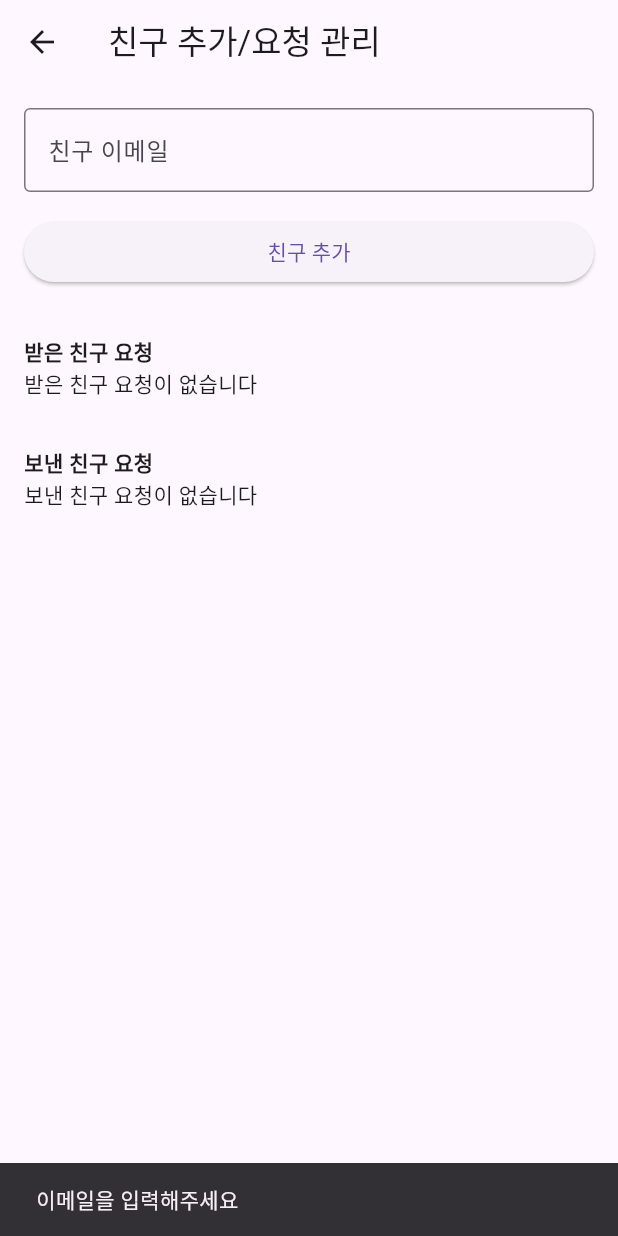
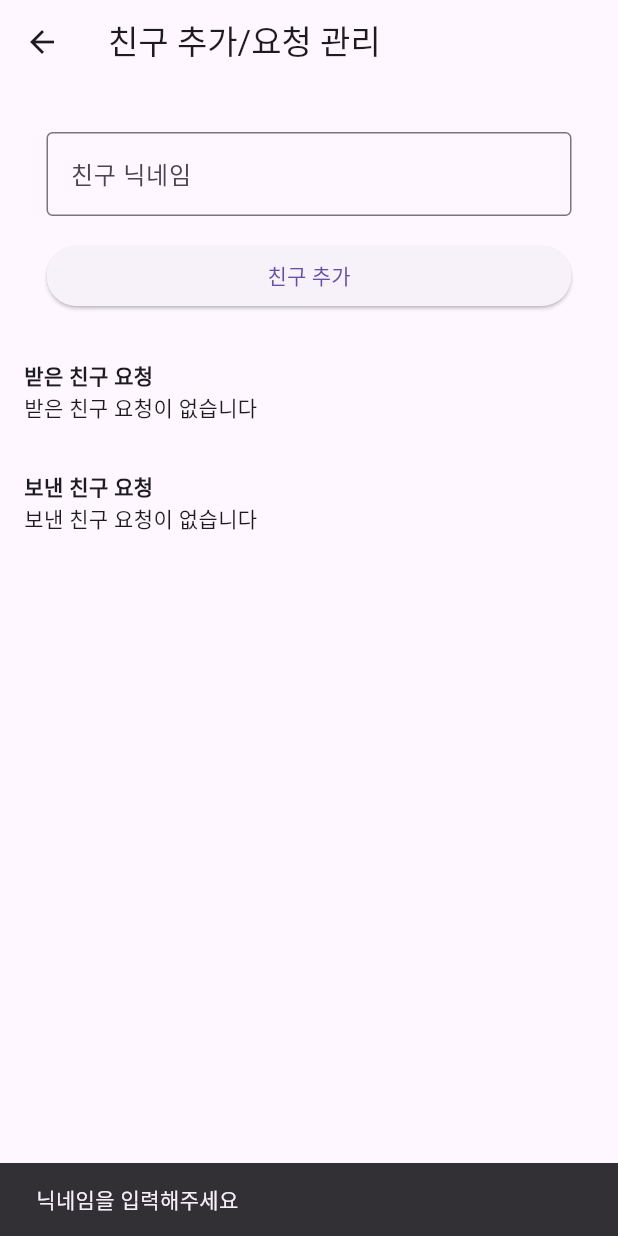
Before and after one commit to scnelMG/Busan-PublicData-Startup-2025, a Flutter app: the FriendAddScreen screen opened by its route, after a tap on "친구 추가", on a phone screen of 412 x 824 dp. Run offline on Flutter 3.47's test engine with Material 3 defaults, Android fonts, the phone set to English and light mode, and no system bars; our stand-ins replace cloud_firestore, firebase_auth, firebase_core, google_sign_in, googleapis_auth, table_calendar; missing offline and left inert: googleapis; accounts and stored records are empty.

Commit message:
친구 추가 기능 및 친구 목록 구현

```diff
--- a/lib/screens/friend_add_screen.dart
+++ b/lib/screens/friend_add_screen.dart
@@ -72,10 +72,20 @@ class _FriendAddScreenState extends State<FriendAddScreen> {
   }
 
   Future<void> _addFriend() async {
-    final email = _emailController.text.trim();
-    if (email.isEmpty) {
+    final nickname = _emailController.text.trim();
+    if (nickname.isEmpty) {
       ScaffoldMessenger.of(context).showSnackBar(
-        const SnackBar(content: Text('이메일을 입력해주세요')),
+        const SnackBar(content: Text('닉네임을 입력해주세요')),
+      );
+      return;
+    }
+
+    // 본인 닉네임으로 친구 추가 방지
+    final myDoc = await FirebaseFirestore.instance.collection('users').doc(widget.currentUser.uid).get();
+    final myNickname = myDoc.data()?['nickname'] ?? '';
+    if (nickname == myNickname) {
+      ScaffoldMessenger.of(context).showSnackBar(
+        const SnackBar(content: Text('본인에게는 친구 요청을 보낼 수 없습니다')),
       );
       return;
     }
@@ -83,12 +93,12 @@ class _FriendAddScreenState extends State<FriendAddScreen> {
     try {
       final userQuery = await FirebaseFirestore.instance
           .collection('users')
-          .where('email', isEqualTo: email)
+          .where('nickname', isEqualTo: nickname)
           .get();
 
       if (userQuery.docs.isEmpty) {
         ScaffoldMessenger.of(context).showSnackBar(
-          const SnackBar(content: Text('해당 이메일의 사용자를 찾을 수 없습니다')),
+          const SnackBar(content: Text('해당 닉네임의 사용자를 찾을 수 없습니다')),
         );
         return;
       }
@@ -113,7 +123,7 @@ class _FriendAddScreenState extends State<FriendAddScreen> {
 
       final friend = Friend(
         id: targetUserId,
-        email: email,
+        email: targetUserData['email'] ?? '',
         displayName: targetUserData['displayName'] ?? 'Unknown',
         photoURL: targetUserData['photoURL'],
         status: 'pending',
@@ -125,7 +135,11 @@ class _FriendAddScreenState extends State<FriendAddScreen> {
           .doc(widget.currentUser.uid)
           .collection('friends')
           .doc(targetUserId)
-          .set(friend.toMap());
+          .set({
+            ...friend.toMap(),
+            'nickname': targetUserData['nickname'] ?? '익명',
+            'displayName': targetUserData['displayName'] ?? '이름 없음',
+          });
 
       final currentUserDoc = await FirebaseFirestore.instance
           .collection('users')
@@ -148,7 +162,11 @@ class _FriendAddScreenState extends State<FriendAddScreen> {
           .doc(targetUserId)
           .collection('friends')
           .doc(widget.currentUser.uid)
-          .set(reverseFriend.toMap());
+          .set({
+            ...reverseFriend.toMap(),
+            'nickname': currentUserData['nickname'] ?? '익명',
+            'displayName': currentUserData['displayName'] ?? '이름 없음',
+          });
 
       _emailController.clear();
       _loadRequests();
@@ -203,18 +221,31 @@ class _FriendAddScreenState extends State<FriendAddScreen> {
                 child: Column(
                   crossAxisAlignment: CrossAxisAlignment.stretch,
                   children: [
+                    const SizedBox(height: 16),
+                    Center(
+                      child: SizedBox(
+                        width: 350,
+                        child: Column(
+                          children: [
                             TextField(
                               controller: _emailController,
                               decoration: const InputDecoration(
-                        labelText: '친구 이메일',
+                                labelText: '친구 닉네임',
                                 border: OutlineInputBorder(),
                               ),
-                      keyboardType: TextInputType.emailAddress,
+                              keyboardType: TextInputType.text,
                             ),
                             const SizedBox(height: 16),
-                    ElevatedButton(
+                            SizedBox(
+                              width: double.infinity,
+                              child: ElevatedButton(
                                 onPressed: _addFriend,
                                 child: const Text('친구 추가'),
+                              ),
+                            ),
+                          ],
+                        ),
+                      ),
                     ),
                     const SizedBox(height: 32),
                     const Text('받은 친구 요청', style: TextStyle(fontWeight: FontWeight.bold)),
```
Also changed, not shown: lib/screens/friend_list_screen.dart (+40 -9 lines), lib/screens/home_screen.dart (+33 -5 lines), lib/screens/nickname_screen.dart (+7 -2 lines). Lines whose indentation alone changed are shown as unchanged.
